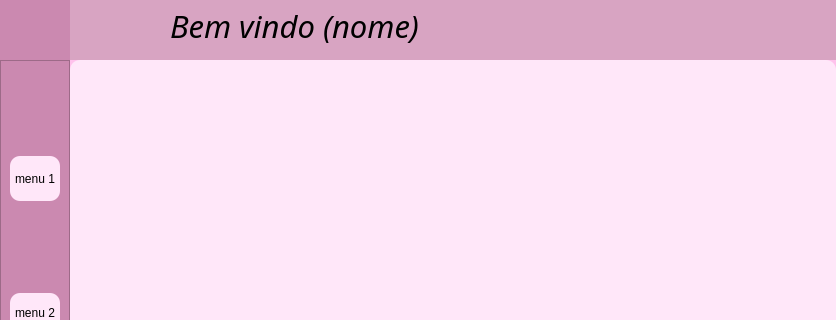
This is telas_duda/tela_menu.ui in JVwolfart/PROJETO-SALAO-JOVEM-PROGRAMADOR as Qt 5 draws it before an edit; both pictures show x 0 to 836 and y 0 to 320 of the 836 by 561 pixel window. The edited form follows.
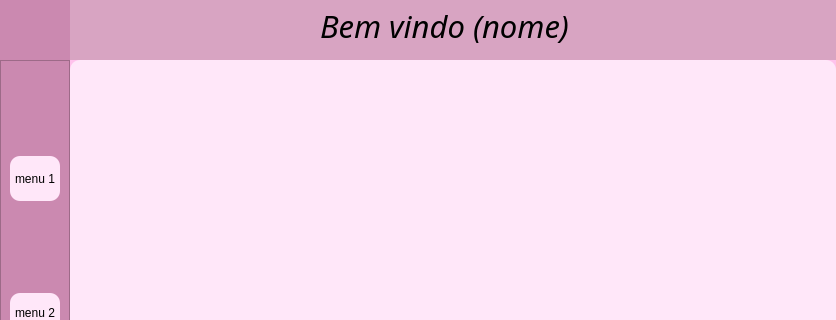
This is the edited form. The open tabs and pages were chosen to show the change. Icons and pictures are not drawn.

```diff
--- a/telas_duda/tela_menu.ui
+++ b/telas_duda/tela_menu.ui
@@ -161,9 +161,9 @@
          <widget class="QLabel" name="lbl_ola">
           <property name="geometry">
            <rect>
-            <x>100</x>
+            <x>250</x>
             <y>0</y>
-            <width>581</width>
+            <width>501</width>
             <height>52</height>
            </rect>
           </property>
```
Left out of the diff: 64 changed lines with no effect on the pictures.
